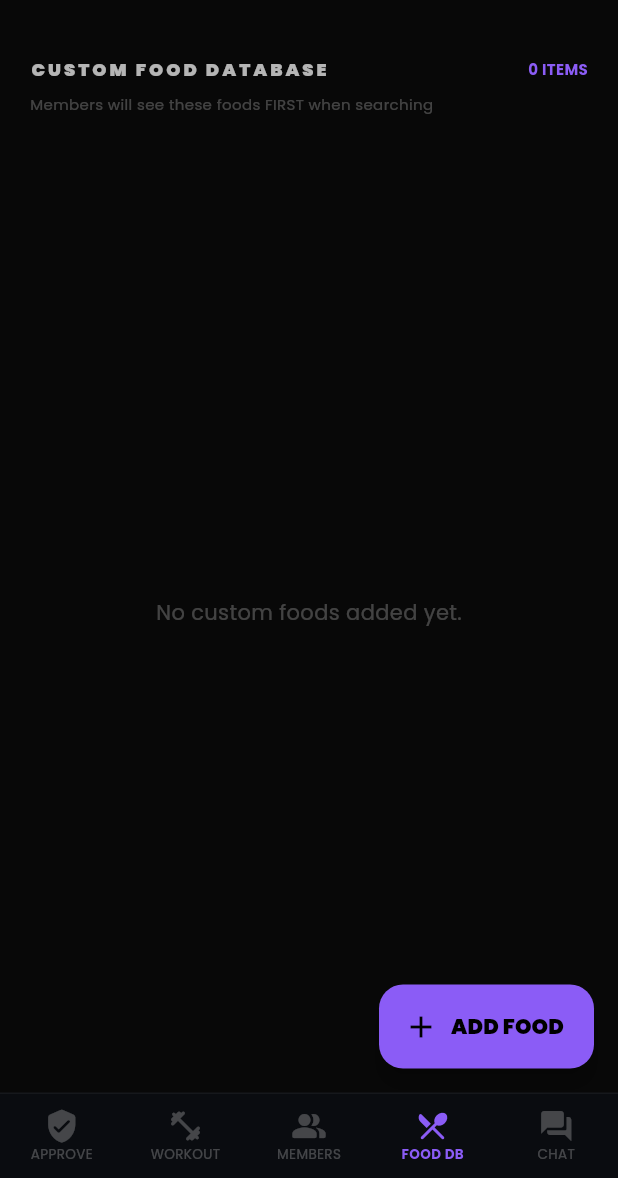
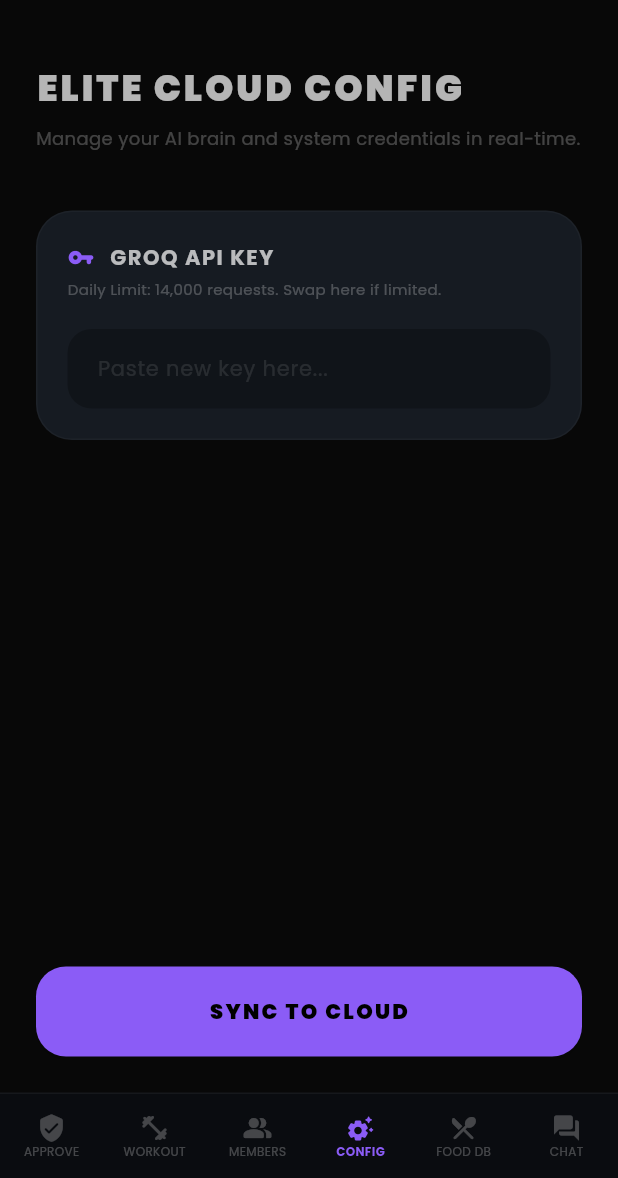
Before and after one commit to yogesh5770/slimfitness, a Flutter app: the AdminDashboard screen opened directly, item 4 of the bottom bar chosen, on a phone screen of 412 x 824 dp, the part 58-1236 px from its top. Run offline on Flutter 3.47's test engine with Material 3 defaults, Android fonts, the phone set to English and light mode, and no system bars; our stand-ins replace animate_do, device_info_plus, firebase_auth, firebase_core, firebase_database, firebase_messaging and 8 more; missing offline and left inert: flutter_background_service, flutter_background_service_android; accounts and stored records are empty; network calls fail.

Commit message:
Elite Transformation: Transitioned to 100% AI Autonomy, Voice-Enabled Gym Coach, and Cloud API Key Management Hub

```diff
--- /dev/null
+++ b/lib/admin_config_view.dart
@@ -0,0 +1,151 @@
+import 'package:flutter/material.dart';
+import 'package:animate_do/animate_do.dart';
+import 'package:firebase_database/firebase_database.dart';
+
+class AdminConfigView extends StatefulWidget {
+  const AdminConfigView({super.key});
+
+  @override
+  State<AdminConfigView> createState() => _AdminConfigViewState();
+}
+
+class _AdminConfigViewState extends State<AdminConfigView> {
+  final TextEditingController _groqKeyController = TextEditingController();
+  final _db = FirebaseDatabase.instance.ref();
+  bool _isSaving = false;
+
+  @override
+  void initState() {
+    super.initState();
+    _loadCurrentKeys();
+  }
+
+  void _loadCurrentKeys() async {
+    final snap = await _db.child('config/keys/groq/apiKey').get();
+    if (snap.exists) {
+      setState(() {
+        _groqKeyController.text = snap.value.toString();
+      });
+    }
+  }
+
+  void _saveKeys() async {
+    setState(() => _isSaving = true);
+    try {
+      await _db.child('config/keys/groq/apiKey').set(_groqKeyController.text.trim());
+      if (mounted) {
+        ScaffoldMessenger.of(context).showSnackBar(
+          const SnackBar(content: Text('✅ Elite Cloud Config Updated!'), backgroundColor: Colors.green),
+        );
+      }
+    } catch (e) {
+      if (mounted) {
+        ScaffoldMessenger.of(context).showSnackBar(
+          SnackBar(content: Text('❌ Update Failed: $e'), backgroundColor: Colors.redAccent),
+        );
+      }
+    } finally {
+      if (mounted) setState(() => _isSaving = false);
+    }
+  }
+
+  @override
+  Widget build(BuildContext context) {
+    return Padding(
+      padding: const EdgeInsets.all(24.0),
+      child: Column(
+        crossAxisAlignment: CrossAxisAlignment.start,
+        children: [
+          FadeInDown(
+            child: const Text(
+              'ELITE CLOUD CONFIG',
+              style: TextStyle(fontSize: 24, fontWeight: FontWeight.w900, letterSpacing: 2),
+            ),
+          ),
+          const SizedBox(height: 8),
+          FadeInDown(
+            delay: const Duration(milliseconds: 200),
+            child: const Text(
+              'Manage your AI brain and system credentials in real-time.',
+              style: TextStyle(color: Colors.white24, fontSize: 12),
+            ),
+          ),
+          const SizedBox(height: 40),
+
+          FadeInLeft(
+            delay: const Duration(milliseconds: 400),
+            child: _buildConfigCard(
+              title: 'GROQ API KEY',
+              subtitle: 'Daily Limit: 14,000 requests. Swap here if limited.',
+              controller: _groqKeyController,
+              icon: Icons.vpn_key_rounded,
+            ),
+          ),
+
+          const Spacer(),
+
+          FadeInUp(
+            child: SizedBox(
+              width: double.infinity,
+              height: 60,
+              child: ElevatedButton(
+                onPressed: _isSaving ? null : _saveKeys,
+                style: ElevatedButton.styleFrom(
+                  backgroundColor: Theme.of(context).primaryColor,
+                  foregroundColor: Colors.black,
+                  shape: RoundedRectangleBorder(borderRadius: BorderRadius.circular(20)),
+                ),
+                child: _isSaving
+                  ? const CircularProgressIndicator(color: Colors.black)
+                  : const Text('SYNC TO CLOUD', style: TextStyle(fontWeight: FontWeight.w900, letterSpacing: 1.5)),
+              ),
+            ),
+          ),
+        ],
+      ),
+    );
+  }
+
+  Widget _buildConfigCard({
+    required String title,
+    required String subtitle,
+    required TextEditingController controller,
+    required IconData icon,
+  }) {
+    return Container(
+      padding: const EdgeInsets.all(20),
+      decoration: BoxDecoration(
+        color: const Color(0xFF161B22),
+        borderRadius: BorderRadius.circular(24),
+        border: Border.all(color: Colors.white.withOpacity(0.03)),
+      ),
+      child: Column(
+        crossAxisAlignment: CrossAxisAlignment.start,
+        children: [
+          Row(
+            children: [
+              Icon(icon, color: Theme.of(context).primaryColor, size: 18),
+              const SizedBox(width: 10),
+              Text(title, style: const TextStyle(fontWeight: FontWeight.bold, letterSpacing: 1)),
+            ],
+          ),
+          const SizedBox(height: 4),
+          Text(subtitle, style: const TextStyle(color: Colors.white24, fontSize: 10)),
+          const SizedBox(height: 20),
+          TextField(
+            controller: controller,
+            style: const TextStyle(color: Colors.white, fontSize: 14),
+            decoration: InputDecoration(
+              hintText: 'Paste new key here...',
+              hintStyle: const TextStyle(color: Colors.white10),
+              filled: true,
+              fillColor: Colors.black26,
+              border: OutlineInputBorder(borderRadius: BorderRadius.circular(16), borderSide: BorderSide.none),
+              contentPadding: const EdgeInsets.symmetric(horizontal: 16, vertical: 16),
+            ),
+          ),
+        ],
+      ),
+    );
+  }
+}
--- a/lib/admin_dashboard.dart
+++ b/lib/admin_dashboard.dart
@@ -8,6 +8,8 @@ import 'admin_food_db_view.dart';
 import 'notification_service.dart';
 import 'package:firebase_auth/firebase_auth.dart';
 import 'package:firebase_database/firebase_database.dart';
+
+import 'admin_config_view.dart';
 
 class AdminDashboard extends StatefulWidget {
   const AdminDashboard({super.key});
@@ -23,6 +25,7 @@ class _AdminDashboardState extends State<AdminDashboard> {
     OwnerApprovalsView(),
     CategoryListView(isAdmin: true),
     AdminMembersView(),
+    AdminConfigView(),
     AdminFoodDbView(),
     BroadcastMessageView(),
   ];
@@ -44,7 +47,7 @@ class _AdminDashboardState extends State<AdminDashboard> {
         final isAdmin = data['isAdmin'] == true;
         final senderName = data['senderName'] as String? ?? 'Member';
 
-        if (!isAdmin && _currentIndex != 4) {
+        if (!isAdmin && _currentIndex != 5) {
           notificationService.showNotification(
             title: 'NEW MEMBER MESSAGE',
             body: '$senderName: ${data['text'] ?? 'New message'}',
@@ -76,14 +79,15 @@ class _AdminDashboardState extends State<AdminDashboard> {
           selectedItemColor: Theme.of(context).primaryColor,
           unselectedItemColor: Colors.white24,
           type: BottomNavigationBarType.fixed,
-          selectedLabelStyle: const TextStyle(fontWeight: FontWeight.bold, fontSize: 9),
-          unselectedLabelStyle: const TextStyle(fontSize: 9),
+          selectedLabelStyle: const TextStyle(fontWeight: FontWeight.bold, fontSize: 8),
+          unselectedLabelStyle: const TextStyle(fontSize: 8),
           items: const [
-            BottomNavigationBarItem(icon: Icon(Icons.verified_user_rounded), label: 'APPROVE'),
-            BottomNavigationBarItem(icon: Icon(Icons.fitness_center_rounded), label: 'WORKOUT'),
-            BottomNavigationBarItem(icon: Icon(Icons.people_alt_rounded), label: 'MEMBERS'),
-            BottomNavigationBarItem(icon: Icon(Icons.restaurant_menu_rounded), label: 'FOOD DB'),
-            BottomNavigationBarItem(icon: Icon(Icons.forum_rounded), label: 'CHAT'),
+            BottomNavigationBarItem(icon: Icon(Icons.verified_user_rounded, size: 20), label: 'APPROVE'),
+            BottomNavigationBarItem(icon: Icon(Icons.fitness_center_rounded, size: 20), label: 'WORKOUT'),
+            BottomNavigationBarItem(icon: Icon(Icons.people_alt_rounded, size: 20), label: 'MEMBERS'),
+            BottomNavigationBarItem(icon: Icon(Icons.settings_suggest_rounded, size: 20), label: 'CONFIG'),
+            BottomNavigationBarItem(icon: Icon(Icons.restaurant_menu_rounded, size: 20), label: 'FOOD DB'),
+            BottomNavigationBarItem(icon: Icon(Icons.forum_rounded, size: 20), label: 'CHAT'),
           ],
         ),
       ),
```
Also changed, not shown: lib/ai_coach_view.dart (+52 -1 lines), lib/food_search_view.dart (deleted, +0 -181 lines), lib/groq_service.dart (+19 -2 lines), lib/member_dashboard.dart (+3 -12 lines).
